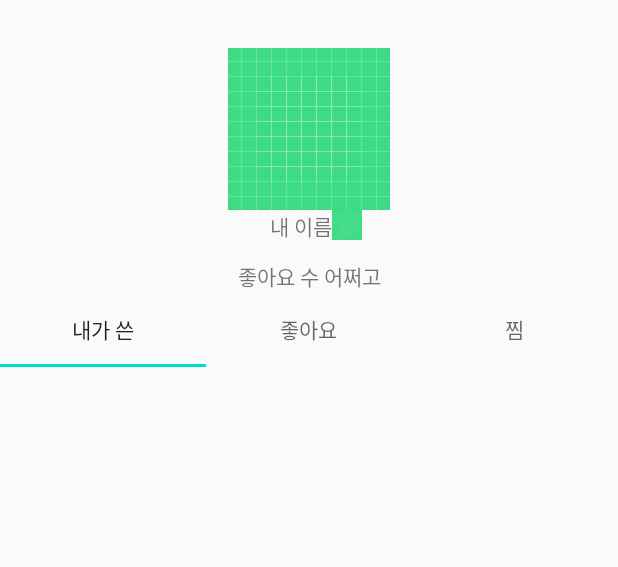
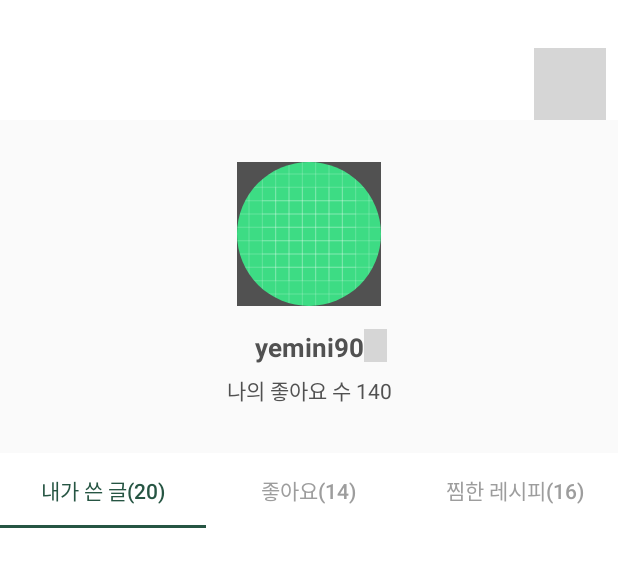
Before and after one commit to JiHyeonMon/selffee_android, an Android app: the layout activity_mypage.xml on its own in the app's theme, with its tools: preview values and no code run, on a phone screen of 412 x 824 dp. Shown: the top 567 px of the screen. Run offline under Robolectric (Android 15) with nearby library versions, the phone set to English and light mode, and no system bars; grey boxes are pictures that could not be loaded.

Commit message:
Mypage design

```diff
--- a/Sopkerton/app/src/main/java/com/danmin/sopkerton/MainActivity.kt
+++ b/Sopkerton/app/src/main/java/com/danmin/sopkerton/MainActivity.kt
@@ -31,6 +31,14 @@ class MainActivity : AppCompatActivity() {
                     content = "우와~~~~"
                 )
             )
+            add(
+                MainData(
+                    title = "우와",
+                    username = "이정민",
+                    img_content = "https://img.insight.co.kr/static/2018/09/15/700/747cl3tq51cz06846r5u.jpg",
+                    content = "우와~~~~"
+                )
+            )
         }
         mainAdapter.datas = datas
         mainAdapter.notifyDataSetChanged()
--- a/Sopkerton/app/src/main/res/layout/activity_mypage.xml
+++ b/Sopkerton/app/src/main/res/layout/activity_mypage.xml
@@ -6,77 +6,125 @@
     android:layout_height="match_parent"
     tools:context=".MypageActivity">
 
-    <ImageView
-        android:id="@+id/imageView3"
-        android:layout_width="wrap_content"
+    <androidx.constraintlayout.widget.ConstraintLayout
+        android:id="@+id/main_bar"
+        android:layout_width="match_parent"
+        android:layout_height="80dp"
+        android:background="@color/white"
+        app:layout_constraintEnd_toEndOf="parent"
+        app:layout_constraintStart_toStartOf="parent"
+        app:layout_constraintTop_toTopOf="parent">
+
+        <androidx.appcompat.widget.AppCompatImageView
+            android:layout_width="79dp"
+            android:layout_height="28dp"
+            android:layout_marginLeft="8dp"
+            android:layout_marginTop="39dp"
+            android:src="@drawable/selffee_logo"
+            app:layout_constraintEnd_toStartOf="parent"
+            app:layout_constraintStart_toEndOf="parent"
+            app:layout_constraintTop_toTopOf="parent" />
+
+        <androidx.appcompat.widget.AppCompatImageView
+            android:id="@+id/btn_search"
+            android:layout_width="48dp"
+            android:layout_height="48dp"
+            android:layout_marginRight="8dp"
+            android:src="@drawable/mypage_icon_write"
+            app:layout_constraintBottom_toBottomOf="parent"
+            app:layout_constraintEnd_toEndOf="parent" />
+
+    </androidx.constraintlayout.widget.ConstraintLayout>
+
+    <androidx.constraintlayout.widget.ConstraintLayout
+        android:id="@+id/profile_box"
+        android:layout_width="match_parent"
         android:layout_height="wrap_content"
+        android:paddingBottom="31dp"
+        app:layout_constraintTop_toBottomOf="@+id/main_bar">
+
+        <de.hdodenhof.circleimageview.CircleImageView
+            android:id="@+id/profile_img"
+            android:layout_width="96dp"
+            android:layout_height="96dp"
             android:layout_gravity="center"
-        android:layout_marginTop="32dp"
+            android:layout_marginTop="28dp"
+            android:background="@color/gray"
             app:layout_constraintEnd_toEndOf="parent"
             app:layout_constraintStart_toStartOf="parent"
             app:layout_constraintTop_toTopOf="parent"
             app:srcCompat="@drawable/ic_launcher_background"
             tools:ignore="VectorDrawableCompat" />
 
-    <LinearLayout
-        android:id="@+id/linearLayout"
-        android:layout_width="match_parent"
-        android:layout_height="wrap_content"
-        android:orientation="horizontal"
-        app:layout_constraintTop_toBottomOf="@id/imageView3">
-
         <TextView
-            android:id="@+id/textView2"
+            android:id="@+id/username"
             android:layout_width="wrap_content"
             android:layout_height="wrap_content"
             android:layout_gravity="center"
-            android:layout_marginLeft="180dp"
-            android:text="내 이름" />
+            android:layout_marginTop="15dp"
+            android:text="yemini90"
+            android:textColor="@color/gray"
+            android:textSize="17sp"
+            android:textStyle="bold"
+            app:layout_constraintEnd_toEndOf="parent"
+            app:layout_constraintStart_toStartOf="parent"
+            app:layout_constraintTop_toBottomOf="@id/profile_img" />
 
-        <ImageView
-            android:id="@+id/imageView4"
-            android:layout_width="20dp"
-            android:layout_height="20dp"
-            app:srcCompat="@drawable/ic_launcher_background" />
-    </LinearLayout>
+        <androidx.appcompat.widget.AppCompatImageView
+            android:layout_width="15dp"
+            android:layout_height="22sp"
+            android:layout_marginTop="15dp"
+            android:src="@drawable/mypage_icon"
+            app:layout_constraintStart_toEndOf="@id/username"
+            app:layout_constraintTop_toBottomOf="@id/profile_img" />
 
         <TextView
-        android:id="@+id/textView3"
+            android:id="@+id/like"
             android:layout_width="wrap_content"
             android:layout_height="wrap_content"
             android:layout_gravity="center"
-        android:layout_marginTop="12dp"
-        android:text="좋아요 수 어쩌고"
+            android:layout_marginTop="6dp"
+            android:text="나의 좋아요 수 140"
+            android:textColor="@color/gray"
+            android:textSize="14sp"
             app:layout_constraintEnd_toEndOf="parent"
             app:layout_constraintStart_toStartOf="parent"
-        app:layout_constraintTop_toBottomOf="@id/linearLayout" />
+            app:layout_constraintTop_toBottomOf="@id/username" />
+    </androidx.constraintlayout.widget.ConstraintLayout>
+
 
     <com.google.android.material.tabs.TabLayout
         android:id="@+id/myTab"
         android:layout_width="match_parent"
         android:layout_height="50dp"
-        app:layout_constraintTop_toBottomOf="@id/textView3">
+        android:background="@color/white"
+        app:layout_constraintTop_toBottomOf="@id/profile_box"
+        app:tabIndicatorColor="@color/green"
+        app:tabSelectedTextColor="@color/green"
+        app:tabTextColor="#9d9d9d">
 
         <com.google.android.material.tabs.TabItem
             android:layout_width="wrap_content"
             android:layout_height="wrap_content"
-            android:text="내가 쓴" />
+            android:text="내가 쓴 글(20)" />
 
         <com.google.android.material.tabs.TabItem
             android:layout_width="wrap_content"
             android:layout_height="wrap_content"
-            android:text="좋아요" />
+            android:text="좋아요(14)" />
 
         <com.google.android.material.tabs.TabItem
             android:layout_width="wrap_content"
             android:layout_height="wrap_content"
-            android:text="찜" />
+            android:text="찜한 레시피(16)" />
     </com.google.android.material.tabs.TabLayout>
 
     <androidx.viewpager.widget.ViewPager
         android:id="@+id/MyViewPager"
         android:layout_width="match_parent"
         android:layout_height="0dp"
+        android:background="@color/white"
+        android:padding="12dp"
         app:layout_constraintBottom_toBottomOf="parent"
         app:layout_constraintEnd_toEndOf="parent"
         app:layout_constraintStart_toStartOf="parent"
--- a/Sopkerton/app/src/main/res/layout/item_my.xml
+++ b/Sopkerton/app/src/main/res/layout/item_my.xml
@@ -2,12 +2,13 @@
 <androidx.constraintlayout.widget.ConstraintLayout xmlns:android="http://schemas.android.com/apk/res/android"
     xmlns:app="http://schemas.android.com/apk/res-auto"
     android:layout_width="wrap_content"
-    android:layout_height="wrap_content">
+    android:layout_height="wrap_content"
+    android:padding="4dp">
 
     <ImageView
         android:id="@+id/img_my"
-        android:layout_width="150dp"
-        android:layout_height="150dp"
+        android:layout_width="140dp"
+        android:layout_height="140dp"
         android:background="@color/cardview_dark_background"
         app:layout_constraintDimensionRatio="1:1"
         app:layout_constraintEnd_toEndOf="parent"
--- a/Sopkerton/app/src/main/res/values/colors.xml
+++ b/Sopkerton/app/src/main/res/values/colors.xml
@@ -7,4 +7,5 @@
     <color name="white">#ffffff</color>
     <color name="gray">#515151</color>
     <color name="box">#bc7653</color>
+    <color name="green">#265543</color>
 </resources>
```
Lines whose indentation alone changed are shown as unchanged.
